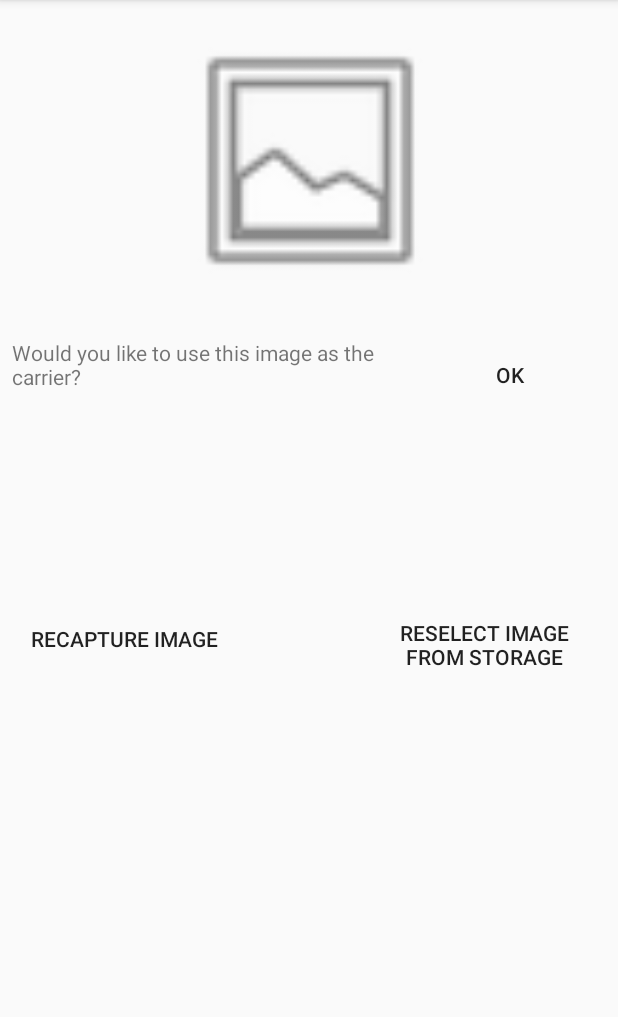
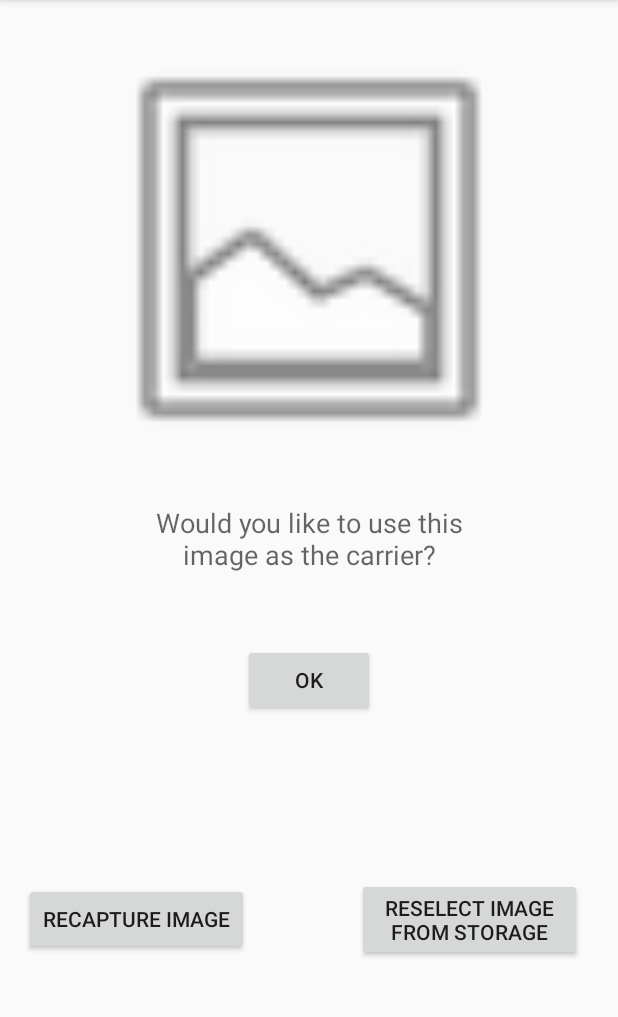
Before and after one commit to rhayes2/CryptBoard, an Android app: the CarrierSelection screen opened directly, with no data from a screen before it, on a phone screen of 412 x 824 dp, the part 84-1101 px from its top. Run offline under Robolectric (Android 15) with nearby library versions, the phone set to English and light mode, and no system bars; pictures from the network do not load.

Commit message:
Carrier Selection

```diff
--- a/app/src/main/res/layout/activity_carrier_selection.xml
+++ b/app/src/main/res/layout/activity_carrier_selection.xml
@@ -8,11 +8,12 @@
 
     <ImageView
         android:id="@+id/carrierImage"
-        android:layout_width="1000px"
-        android:layout_height="182dp"
+        android:layout_width="300dp"
+        android:layout_height="300dp"
         android:layout_marginStart="8dp"
         android:layout_marginTop="16dp"
         android:layout_marginEnd="8dp"
+        android:scaleType="fitCenter"
         app:layout_constraintEnd_toEndOf="parent"
         app:layout_constraintStart_toStartOf="parent"
         app:layout_constraintTop_toTopOf="parent"
@@ -20,59 +21,58 @@
 
     <Button
         android:id="@+id/recaptureCamera"
-        style="@style/Widget.AppCompat.Button.Borderless"
+        style="@style/Widget.AppCompat.Button"
+        android:layout_width="150dp"
+        android:layout_height="wrap_content"
+        android:layout_marginStart="16dp"
+        android:layout_marginTop="8dp"
+        android:layout_marginBottom="28dp"
+        android:text="Button"
+        app:layout_constraintBottom_toBottomOf="parent"
+        app:layout_constraintStart_toStartOf="parent"
+        app:layout_constraintTop_toBottomOf="@+id/acceptCarrier" />
+
+    <Button
+        android:id="@+id/acceptCarrier"
+        style="@style/Widget.AppCompat.Button"
+        android:layout_width="wrap_content"
+        android:layout_height="wrap_content"
+        android:layout_marginStart="8dp"
+        android:layout_marginTop="24dp"
+        android:layout_marginEnd="8dp"
+        android:text="Button"
+        app:layout_constraintEnd_toEndOf="parent"
+        app:layout_constraintStart_toStartOf="parent"
+        app:layout_constraintTop_toBottomOf="@+id/carrierConfirmation" />
+
+    <Button
+        android:id="@+id/reselectionFromStorage"
+        style="@style/Widget.AppCompat.Button"
         android:layout_width="150dp"
         android:layout_height="wrap_content"
         android:layout_marginStart="8dp"
-        android:layout_marginTop="128dp"
-        android:layout_marginBottom="8dp"
-        android:text="Button"
-        app:layout_constraintBottom_toBottomOf="parent"
-        app:layout_constraintStart_toStartOf="parent"
-        app:layout_constraintTop_toBottomOf="@+id/acceptCarrier"
-        app:layout_constraintVertical_bias="0.0" />
-
-    <Button
-        android:id="@+id/acceptCarrier"
-        style="@style/Widget.AppCompat.Button.Borderless"
-        android:layout_width="wrap_content"
-        android:layout_height="wrap_content"
-        android:layout_marginTop="28dp"
-        android:layout_marginEnd="28dp"
-        android:text="Button"
-        app:layout_constraintEnd_toEndOf="parent"
-        app:layout_constraintTop_toBottomOf="@+id/carrierImage" />
-
-    <Button
-        android:id="@+id/reselectionFromStorage"
-        style="@style/Widget.AppCompat.Button.Borderless"
-        android:layout_width="150dp"
-        android:layout_height="wrap_content"
-        android:layout_marginStart="8dp"
-        android:layout_marginTop="128dp"
+        android:layout_marginTop="8dp"
         android:layout_marginEnd="8dp"
-        android:layout_marginBottom="8dp"
+        android:layout_marginBottom="28dp"
         android:text="Button"
         app:layout_constraintBottom_toBottomOf="parent"
         app:layout_constraintEnd_toEndOf="parent"
-        app:layout_constraintHorizontal_bias="0.934"
+        app:layout_constraintHorizontal_bias="0.8"
         app:layout_constraintStart_toEndOf="@+id/recaptureCamera"
-        app:layout_constraintTop_toBottomOf="@+id/acceptCarrier"
-        app:layout_constraintVertical_bias="0.0" />
+        app:layout_constraintTop_toBottomOf="@+id/acceptCarrier" />
 
     <TextView
         android:id="@+id/carrierConfirmation"
-        android:layout_width="0dp"
-        android:layout_height="149dp"
+        android:layout_width="247dp"
+        android:layout_height="69dp"
         android:layout_marginStart="8dp"
-        android:layout_marginTop="8dp"
+        android:layout_marginTop="20dp"
         android:layout_marginEnd="8dp"
-        android:layout_marginBottom="8dp"
         android:text="TextView"
-        android:textAlignment="viewStart"
-        app:layout_constraintBottom_toTopOf="@+id/recaptureCamera"
-        app:layout_constraintEnd_toStartOf="@+id/acceptCarrier"
-        app:layout_constraintHorizontal_bias="1.0"
+        android:textAlignment="center"
+        android:textAppearance="@style/TextAppearance.AppCompat.Caption"
+        android:textSize="18sp"
+        app:layout_constraintEnd_toEndOf="parent"
         app:layout_constraintStart_toStartOf="parent"
         app:layout_constraintTop_toBottomOf="@+id/carrierImage" />
 </android.support.constraint.ConstraintLayout>
--- /dev/null
+++ b/app/src/main/res/xml/file_paths.xml
@@ -0,0 +1,4 @@
+<?xml version="1.0" encoding="utf-8"?>
+<paths xmlns:android="http://schemas.android.com/apk/res/android">
+    <external-path name="my_images" path="Android/data/${applicationId}/files/Pictures" />
+</paths>
```
Also changed, not shown: app/src/main/AndroidManifest.xml (+10 -0 lines), app/src/main/java/prj666/a03/cryptboard/CarrierSelection.java (+56 -4 lines).
